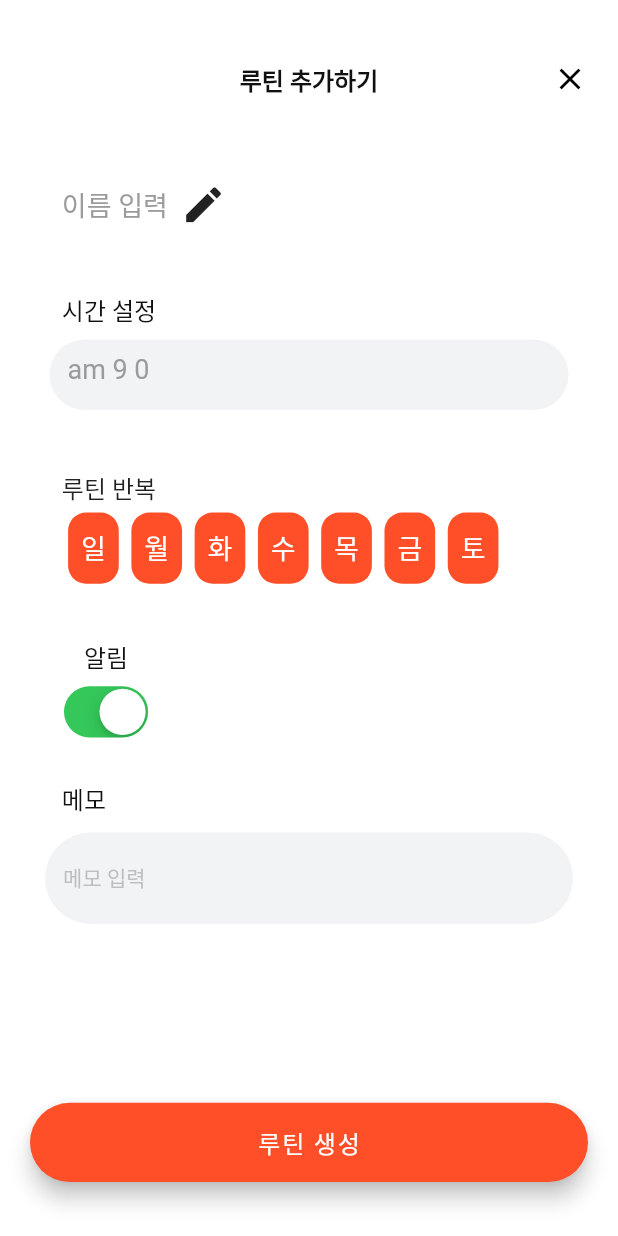
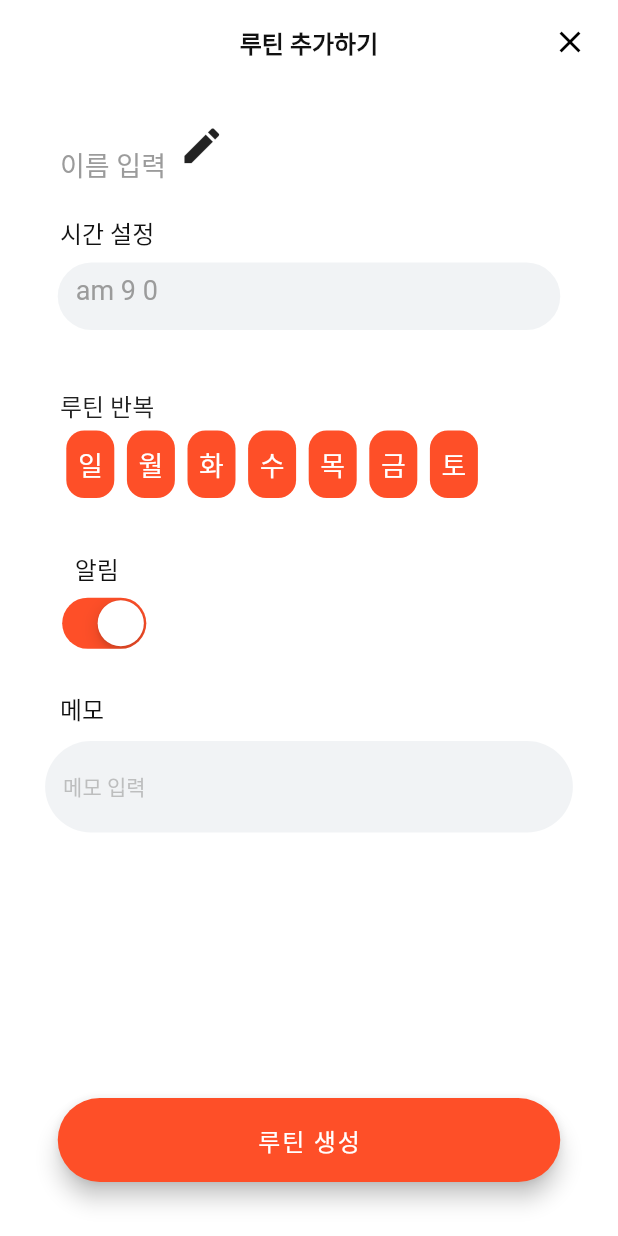
Before and after one commit to formart12/hatin-project, a Flutter app: the RoutinAddPage screen opened by its route, on a phone screen of 412 x 824 dp. Run offline on Flutter 3.47's test engine with Material 3 defaults, Android fonts, the phone set to English and light mode, and no system bars.

Commit message:
루틴 추가하기 수정

```diff
--- a/lib/src/ui/routine/routin_add_page.dart
+++ b/lib/src/ui/routine/routin_add_page.dart
@@ -4,8 +4,7 @@ import 'package:flutter/material.dart';
 // 코드 리펙토링, 반응형
 
 class RoutinAddPage extends StatefulWidget {
-  const RoutinAddPage({Key? key}) : super(key: key);
-
+  const RoutinAddPage({super.key});
   @override
   State<RoutinAddPage> createState() => _RoutinAddPageState();
 }
@@ -24,23 +23,8 @@ class _RoutinAddPageState extends State<RoutinAddPage> {
     //print("스크린 높이 {$screenheight}"); // 781
 
     return Scaffold(
-      appBar: _appbar(),
-      body: _body(),
-      backgroundColor: Colors.white,
-      floatingActionButtonLocation: FloatingActionButtonLocation.centerFloat,
-      floatingActionButton: _routinCreateButton(), // 루틴 추가하기 버튼
-    );
-  }
-
-// 앱 바 부분
-  PreferredSizeWidget _appbar() {
-    return PreferredSize(
-      preferredSize: Size.fromHeight(
-          MediaQuery.of(context).size.height * 0.128), // from height :100
-      child: Column(
-        mainAxisAlignment: MainAxisAlignment.center,
-        children: [
-          AppBar(
+      appBar: AppBar(
+        // 앱바 , 앱바 옆에 X
         elevation: 0.0,
         centerTitle: true,
         backgroundColor: Colors.white,
@@ -61,8 +45,10 @@ class _RoutinAddPageState extends State<RoutinAddPage> {
           )
         ],
       ),
-        ],
-      ),
+      body: _body(),
+      backgroundColor: Colors.white,
+      floatingActionButtonLocation: FloatingActionButtonLocation.centerFloat,
+      floatingActionButton: _routinCreateButton(), // 루틴 추가하기 버튼
     );
   }
 
@@ -92,8 +78,8 @@ class _RoutinAddPageState extends State<RoutinAddPage> {
       children: [
         Padding(
           padding: EdgeInsets.only(
-              left: MediaQuery.of(context).size.width * 0.1, // left:40, top:15
-              top: MediaQuery.of(context).size.height * 0.019),
+              left: 40, // left:40, top:15
+              top: 40),
           child: Text(
             routinName,
             style: const TextStyle(fontSize: 18.0, color: Color(0xff9B9B9B)),
@@ -119,12 +105,12 @@ class _RoutinAddPageState extends State<RoutinAddPage> {
 
 // |루틴 시간| 텍스트
   Widget _routinTimeText() {
-    return Padding(
+    return const Padding(
       padding: EdgeInsets.only(
-          left: MediaQuery.of(context).size.width * 0.1, //left:40, top:40
-          top: MediaQuery.of(context).size.height * 0.0512,
-          right: MediaQuery.of(context).size.width * 0.1),
-      child: const Text(
+          left: 40, //left:40, top:40
+          top: 20,
+          right: 40),
+      child: Text(
         "시간 설정",
         style: TextStyle(fontSize: 16.0, color: Color(0xff111111)),
       ),
@@ -137,9 +123,8 @@ class _RoutinAddPageState extends State<RoutinAddPage> {
       padding: const EdgeInsets.symmetric(horizontal: 20, vertical: 8),
       child: Center(
         child: SizedBox(
-          width:
-              MediaQuery.of(context).size.width * 0.84, //width:335, height:45
-          height: MediaQuery.of(context).size.height * 0.0571,
+          width: 335, //width:335, height:45
+          height: 45,
           child: TextField(
             readOnly: true,
             decoration: InputDecoration(
@@ -176,11 +161,10 @@ class _RoutinAddPageState extends State<RoutinAddPage> {
 
 // |루틴 반복| 텍스트
   Widget _routinRepeatText() {
-    return Padding(
+    return const Padding(
       padding: EdgeInsets.only(
-          left: MediaQuery.of(context).size.width * 0.1, //left:40, top:30
-          top: MediaQuery.of(context).size.height * 0.038,
-          right: MediaQuery.of(context).size.width * 0.1),
+          left: 40, //left:40, top:30
+          top: 30),
       child: const Text(
         "루틴 반복",
         style: TextStyle(fontSize: 16.0),
@@ -193,8 +177,7 @@ class _RoutinAddPageState extends State<RoutinAddPage> {
     final List<String> DOW = ["일", "월", "화", "수", "목", "금", "토"];
     // DOW = Day Of Weak
     return Padding(
-      padding: EdgeInsets.only(
-          left: MediaQuery.of(context).size.width * 0.1), // left:40
+      padding: const EdgeInsets.only(left: 40), // left:40
       child: Row(
         children: List.generate(
           DOW.length,
@@ -202,9 +185,8 @@ class _RoutinAddPageState extends State<RoutinAddPage> {
             padding: const EdgeInsets.symmetric(horizontal: 4.2, vertical: 5),
             child: GestureDetector(
               child: Container(
-                width: MediaQuery.of(context).size.width * 0.082, // width:32
-                height:
-                    MediaQuery.of(context).size.height * 0.0576, // height:45
+                width: 32,
+                height: 45,
                 decoration: BoxDecoration(
                   shape: BoxShape.rectangle,
                   borderRadius: BorderRadius.circular(12.0),
@@ -239,13 +221,13 @@ class _RoutinAddPageState extends State<RoutinAddPage> {
 
 // |알람| , 스위치
   Widget _routinAlarm() {
-    bool switchValue = true;
+    bool _switchValue = true;
     return Column(
       children: [
-        Padding(
+        const Padding(
           padding: EdgeInsets.only(
-              left: MediaQuery.of(context).size.width * 0.1, //left:40, top:30
-              top: MediaQuery.of(context).size.height * 0.0384),
+              left: 30, //left:40, top:30
+              top: 30),
           child: const Text(
             "알림",
             style: TextStyle(fontSize: 16.0, color: Color(0xff111111)),
@@ -253,19 +235,20 @@ class _RoutinAddPageState extends State<RoutinAddPage> {
         ),
         Padding(
           // 알람 On/Off
-          padding: EdgeInsets.only(
-              left: MediaQuery.of(context).size.width * 0.1, //left:40, top:5
-              top: MediaQuery.of(context).size.height * 0.006402),
+          padding: const EdgeInsets.only(
+              left: 40, //left:40, top:5
+              top: 5),
           child: Transform.scale(
             scale: 1.1,
             child: CupertinoSwitch(
                 // 스위치
-                value: switchValue,
-                onChanged: (value) {
+                value: _switchValue,
+                onChanged: (bool value) {
                   setState(() {
-                    switchValue = value;
+                    _switchValue = value;
                   });
-                }),
+                },
+                activeColor: Color(0xffFE4F28)),
           ),
         )
       ],
@@ -274,10 +257,10 @@ class _RoutinAddPageState extends State<RoutinAddPage> {
 
 // |메모| 텍스트
   Widget _routinMemoText() {
-    return Padding(
+    return const Padding(
       padding: EdgeInsets.only(
-          left: MediaQuery.of(context).size.width * 0.1, //left:40, top:25
-          top: MediaQuery.of(context).size.height * 0.03201),
+          left: 40, //left:40, top:25
+          top: 25),
       child: const Text(
         "메모",
         style: TextStyle(fontSize: 16.0, color: Color(0xff111111)),
@@ -293,14 +276,14 @@ class _RoutinAddPageState extends State<RoutinAddPage> {
       },
       child: Padding(
         //
-        padding: EdgeInsets.only(
-            left: MediaQuery.of(context).size.width * 0.051, //left:20, top:10
-            top: MediaQuery.of(context).size.height * 0.0128,
-            right: MediaQuery.of(context).size.width * 0.051),
+        padding: const EdgeInsets.only(
+            left: 20, //left:20, top:10
+            top: 10,
+            right: 20),
         child: Center(
           child: SizedBox(
             width: MediaQuery.of(context).size.width * 0.854, //width335
-            height: 150, // 150 으로 설정해야 스크롤을 내려서 메모 내용을 볼 수 있음.
+            height: 200, // 150 으로 설정해야 스크롤을 내려서 메모 내용을 볼 수 있음.
             child: TextField(
               maxLines: null,
               decoration: InputDecoration(
@@ -327,8 +310,8 @@ class _RoutinAddPageState extends State<RoutinAddPage> {
     return Padding(
       padding: const EdgeInsets.all(20.0),
       child: SizedBox(
-        width: MediaQuery.of(context).size.width * 0.905, //width:355, height:56
-        height: MediaQuery.of(context).size.height * 0.064020,
+        width: 335, //width:355, height:56
+        height: 56,
         child: FloatingActionButton.extended(
             backgroundColor: Color(0xffFe4F28),
             shape:
```
Lines whose indentation alone changed are shown as unchanged.
